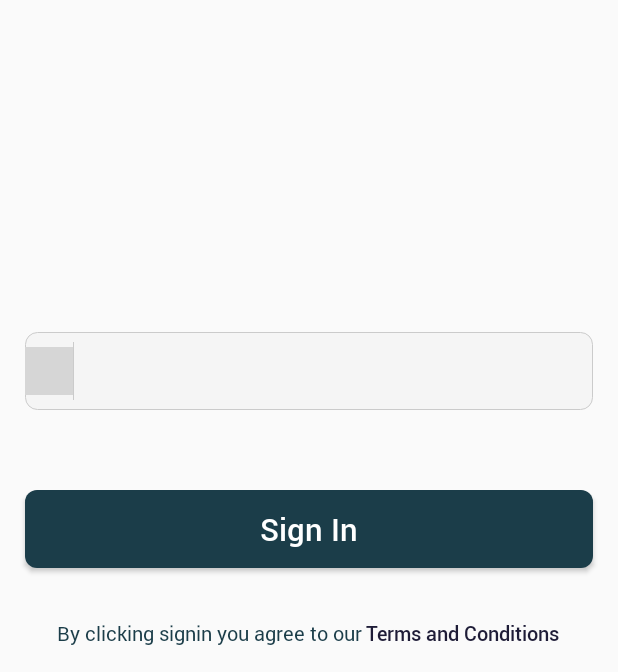
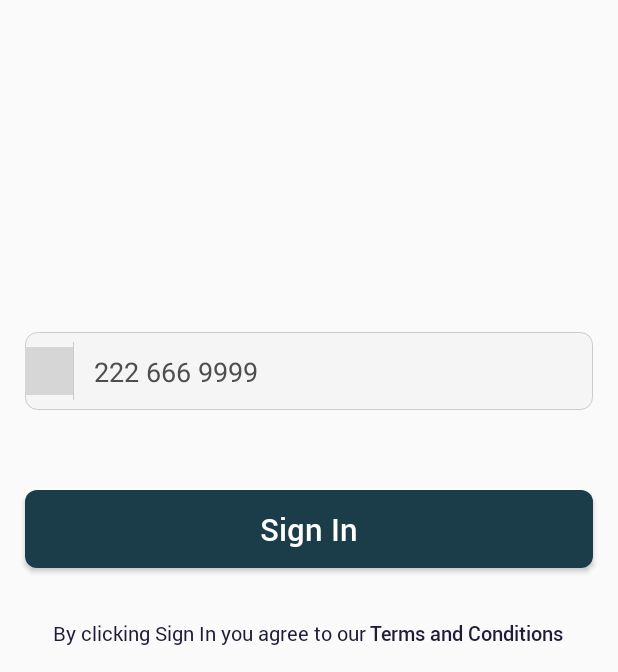
Before and after one commit to offsureit/LotSpot-Android, an Android app: the LoginActivity screen opened directly, with no data from a screen before it, on a phone screen of 412 x 824 dp, the part 564-1236 px from its top. Run offline under Robolectric (Android 15) with nearby library versions, the phone set to English and light mode, and no system bars; our stand-ins replace sdp/ssp sizes; plain views replace CountryCodePicker; 4 statements that could not run were skipped; grey boxes are pictures that could not be loaded.

Commit message:
working on zoho bug fixes

```diff
--- a/app/src/main/res/layout/activity_login.xml
+++ b/app/src/main/res/layout/activity_login.xml
@@ -59,6 +59,8 @@
                 android:inputType="number"
                 android:background="@null"
                 android:maxLength="14"
+                android:hint="@string/text_hint_number"
+                android:textColorHint="@color/colorSpinnerText"
                 app:layout_constraintTop_toTopOf="parent"
                 app:layout_constraintBottom_toBottomOf="parent"
                 app:layout_constraintStart_toEndOf="@id/view"
@@ -97,7 +99,7 @@
                 android:textSize="@dimen/_10ssp"
                 android:singleLine="true"
                 android:text="@string/text_description"
-                android:textColor="@color/colorAccent"
+                android:textColor="@color/colorBlue_Dark"
                 android:fontFamily="@font/roboto_regular"/>
 
         <TextView
--- a/app/src/main/res/values/strings.xml
+++ b/app/src/main/res/values/strings.xml
@@ -6,8 +6,9 @@
     <string name="no_internet_connection">No Internet Connection</string>
 
     <!--Login Activity -->
+    <string name="text_hint_number">222 666 9999</string>
     <string name="text_sign_in">Sign In</string>
-    <string name="text_description">By clicking signin you agree to our</string>
+    <string name="text_description">By clicking Sign In you agree to our</string>
     <string name="text_terms">Terms and Conditions</string>
     <string name="text_country_code">+1</string>
     <string name="text_empty_number_msg">Please enter phone number</string>
```
Also changed, not shown: app/src/main/java/com/oit/lotspot/mvp/activity/VerificationActivity.kt (+6 -3 lines), 2 other files.
